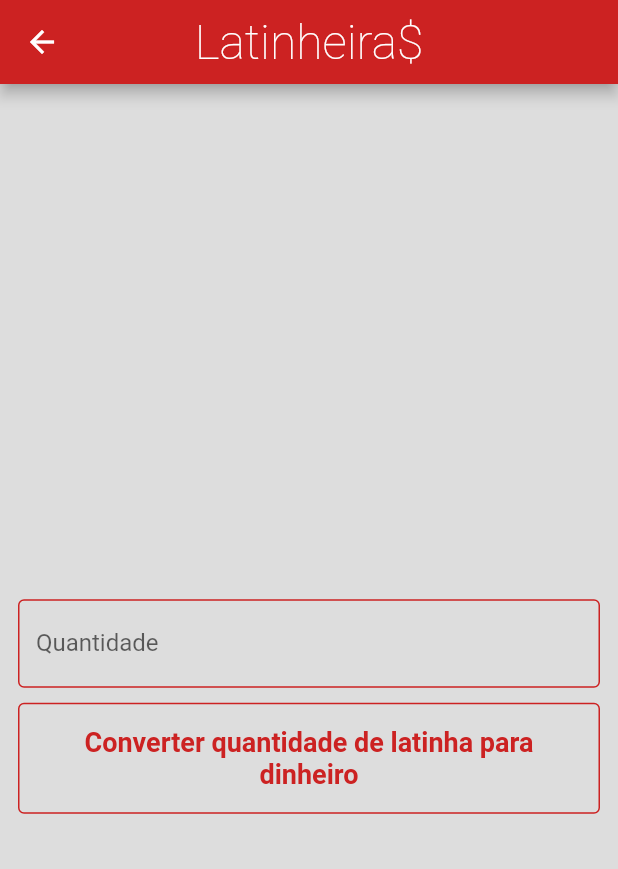
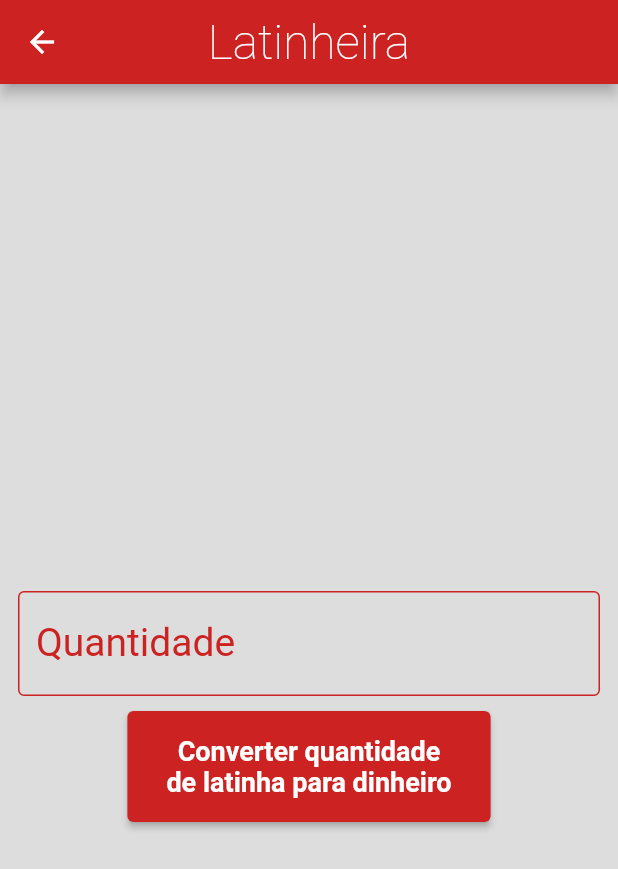
Before and after one commit to ricardogk3/SoulFenix, a Flutter app: the Latinha screen opened directly, on a phone screen of 412 x 824 dp. Shown: the top 869 px of the screen. Run offline on Flutter 3.47's test engine with Material 2 defaults, Android fonts, the phone set to English and light mode, and no system bars; our stand-ins replace google_fonts, google_maps_flutter, mask_text_input_formatter; missing offline and left inert: splash_screen_view.

Commit message:
Versao final

```diff
--- a/lib/pages/latinha.dart
+++ b/lib/pages/latinha.dart
@@ -3,6 +3,7 @@ import 'package:flutter/rendering.dart';
 import 'package:google_fonts/google_fonts.dart';
 import 'package:mask_text_input_formatter/mask_text_input_formatter.dart';
 import 'package:soulfenix/pages/calc_button.dart';
+import 'package:soulfenix/utils/style.dart';
 
 class Latinha extends StatefulWidget {
   @override
@@ -37,15 +38,15 @@ class LatinhaState extends State<Latinha> {
   @override
   Widget build(BuildContext context) {
     return Scaffold(
+      backgroundColor: Color(0xFFDDDDDD),
       appBar: AppBar(
-        title: Text("Latinheira\$",
+        title: Text("Latinheira",
             style: TextStyle(
               fontSize: 32,
               fontWeight: FontWeight.w200,
             )),
         centerTitle: true,
       ),
-      backgroundColor: Color(0xFFDDDDDD),
       body: Container(
         padding: EdgeInsets.all(12),
         child: Form(
@@ -69,7 +70,9 @@ class LatinhaState extends State<Latinha> {
               ),
               SizedBox(height: 10),
               TextFormField(
+                cursorColor: Color(0xFFCC2222),
                 keyboardType: TextInputType.number,
+                style: TextStyle(fontSize: 26),
                 textAlign: TextAlign.center,
                 validator: (String? texto) {
                   if (texto != null && texto.isNotEmpty) {
@@ -93,16 +96,13 @@ class LatinhaState extends State<Latinha> {
                     borderRadius: BorderRadius.circular(10.0),
                   ),
                   labelText: "Quantidade",
+                  labelStyle: TextStyle(color: Color(0xFFCC2222)),
                 ),
                 onChanged: (texto) => {quantidade = texto, print(quantidade)},
               ),
-
               SizedBox(height: 10),
-
-              OutlinedButton(
-                style: OutlinedButton.styleFrom(
-                  side: BorderSide(width: 1.0, color: Color(0xFFCC2222)),
-                ),
+              ElevatedButton(
+                style: botao,
                 onPressed: () {
                   if (_formKey.currentState?.validate() ?? false) {
                     print("logou1");
@@ -129,10 +129,10 @@ class LatinhaState extends State<Latinha> {
                 child: Container(
                   padding: const EdgeInsets.all(16.0),
                   child: Text(
-                    "Converter quantidade de latinha para dinheiro",
+                    "Converter quantidade \nde latinha para dinheiro",
                     textAlign: TextAlign.center,
                     style: TextStyle(
-                      color: Color(0xFFCC2222),
+                      color: Color(0xFFFFFFFF),
                       fontSize: 18,
                       fontWeight: FontWeight.bold,
                     ),
--- a/lib/widgets/menu_drawer.dart
+++ b/lib/widgets/menu_drawer.dart
@@ -1,5 +1,6 @@
 import 'package:flutter/material.dart';
 import 'package:soulfenix/pages/calc_app.dart';
+import 'package:soulfenix/pages/latinha.dart';
 import 'package:soulfenix/pages/mapa.dart';
 import 'package:url_launcher/url_launcher.dart';
 import '../utils/style.dart';
@@ -61,12 +62,12 @@ class MenuDrawer extends StatelessWidget {
                   ),
                 ),
               ),
-              /***** CALCULADORA ****/
+              /***** CALCULADORA LATINHA ****/
               InkWell(
                 onTap: () {
                   Navigator.pop(context);
                   Navigator.push(context,
-                      MaterialPageRoute(builder: (context) => CalcApp()));
+                      MaterialPageRoute(builder: (context) => Latinha()));
                 },
                 child: ListTile(
                   leading: Icon(
```
Also changed, not shown: pubspec.lock.
